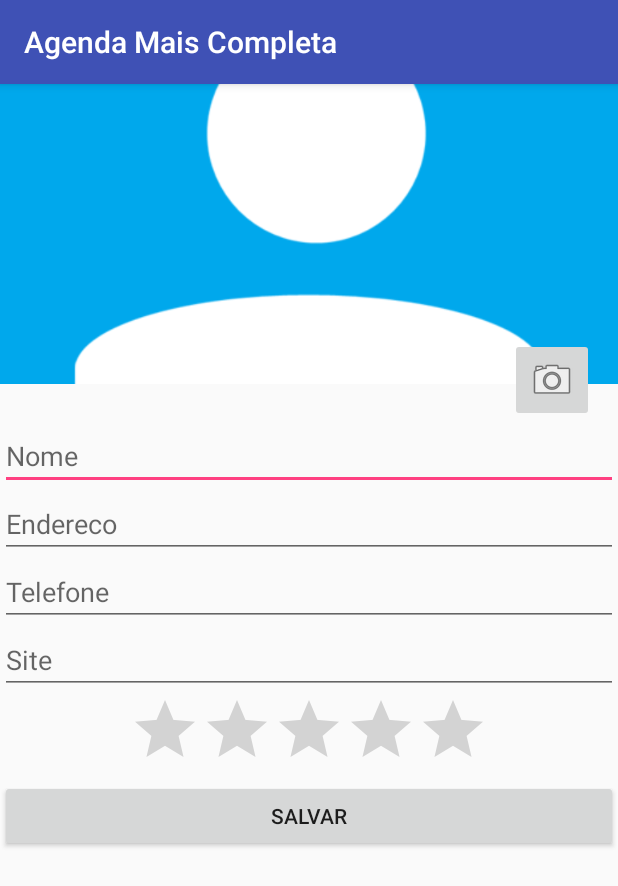
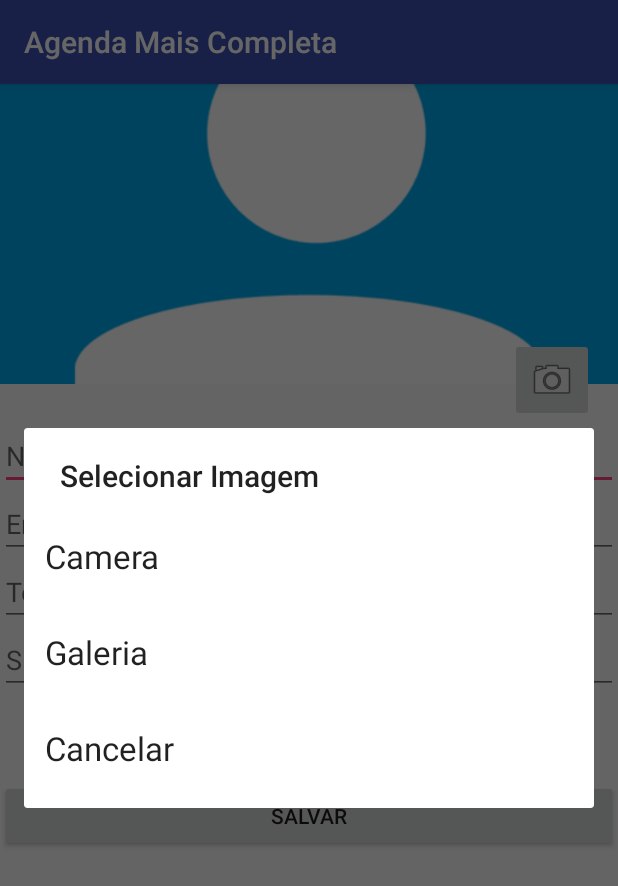
Before and after one commit to AndreLima37/AgendaCompleta, an Android app: the FormularioActivity screen opened directly, with no data from a screen before it, after a tap on an icon or button, on a phone screen of 412 x 824 dp. Shown: the top 886 px of the screen. Run offline under Robolectric (Android 15) with nearby library versions, the phone set to English and light mode, and no system bars.

Commit message:
New version

```diff
--- a/app/src/main/java/br/com/alura/agenda01/FormularioActivity.java
+++ b/app/src/main/java/br/com/alura/agenda01/FormularioActivity.java
@@ -1,7 +1,9 @@
 package br.com.alura.agenda01;
 
+import android.content.ActivityNotFoundException;
 import android.content.Context;
 import android.content.ContextWrapper;
+import android.content.DialogInterface;
 import android.content.Intent;
 import android.content.pm.PackageManager;
 import android.graphics.Bitmap;
@@ -18,6 +20,7 @@ import android.view.Menu;
 import android.view.MenuInflater;
 import android.view.MenuItem;
 import android.view.View;
+import android.widget.ArrayAdapter;
 import android.widget.Button;
 import android.widget.EditText;
 import android.widget.ImageButton;
@@ -62,7 +65,7 @@ public class FormularioActivity extends AppCompatActivity {
         btnImageUpload.setOnClickListener(new View.OnClickListener(){
             @Override
             public void onClick(View v) {
-                obterImagem();                  //Exec use case on image upload
+                selecionarImagem();                  //Exec use case select image
             }
         });
 
@@ -105,16 +108,71 @@ public class FormularioActivity extends AppCompatActivity {
 
     }
 
-    //Pick a image from gallery or camera
-    private void obterImagem() {
-        // Check Camera
-        if (getApplicationContext().getPackageManager().hasSystemFeature(PackageManager.FEATURE_CAMERA)) {
-            Intent intent = new Intent(Intent.ACTION_PICK, android.provider.MediaStore.Images.Media.EXTERNAL_CONTENT_URI);//Open the image gallery
-            startActivityForResult(intent, 1);          //Start pick image activity
-        } else {
-            Toast.makeText(FormularioActivity.this, "Camera não suportada!", Toast.LENGTH_LONG).show();
+    //Select image use case
+    private void selecionarImagem() {
+
+        /**
+         * display to the user, image options!
+         */
+        String[] items = { "Camera", "Galeria", "Cancelar" };
+        AlertDialog.Builder builder = new AlertDialog.Builder(FormularioActivity.this);
+        builder.setTitle("Adicionar imagem");
+
+        ArrayAdapter<String> adapter = new ArrayAdapter<String>(this,android.R.layout.select_dialog_item, items);
+
+        builder.setTitle("Selecionar Imagem");
+        builder.setAdapter(adapter, new DialogInterface.OnClickListener() {
+            public void onClick(DialogInterface dialog, int item) { // pick from
+                // camera
+                if (items[item].equals("Camera")) {
+                    Intent takePicture = new Intent(MediaStore.ACTION_IMAGE_CAPTURE);
+                    startActivityForResult(takePicture, 0);//zero can be replaced with any action code
+                } else if (items[item].equals("Galeria")) {
+                    Intent pickPhoto = new Intent(Intent.ACTION_PICK,
+                            android.provider.MediaStore.Images.Media.EXTERNAL_CONTENT_URI);
+                    startActivityForResult(pickPhoto, 1);//one can be replaced with any action code
+                } else if (items[item].equals("Cancel")) {
+                    dialog.dismiss();
+                }
+            }
+        });
+
+        builder.show();
+    }
+
+    /**
+     * this function does the crop operation.
+     */
+    /*private Uri picUri;
+
+    private void realizarCrop() {
+        // take care of exceptions
+        try {
+            // call the standard crop action intent (the user device may not
+            // support it)
+            Intent cropIntent = new Intent("com.android.camera.action.CROP");
+            // indicate image type and Uri
+            cropIntent.setDataAndType(picUri, "image/*");
+            // set crop properties
+            cropIntent.putExtra("crop", "true");
+            // indicate aspect of desired crop
+            cropIntent.putExtra("aspectX", 2);
+            cropIntent.putExtra("aspectY", 1);
+            // indicate output X and Y
+            cropIntent.putExtra("outputX", 256);
+            cropIntent.putExtra("outputY", 256);
+            // retrieve data on return
+            cropIntent.putExtra("return-data", true);
+            // start the activity - we handle returning in onActivityResult
+            startActivityForResult(cropIntent, 2);
         }
-    }
+        // respond to users whose devices do not support the crop action
+        catch (ActivityNotFoundException anfe) {
+            Toast toast = Toast
+                    .makeText(this, "This device doesn't support the crop action!", Toast.LENGTH_SHORT);
+            toast.show();
+        }
+    }*/
 
     //After activity finishes
     @Override
@@ -123,6 +181,9 @@ public class FormularioActivity extends AppCompatActivity {
         if (resultCode == RESULT_OK){       //If activity not fail
 
             Uri selectedImage = data.getData();     //get Uri image from intent data
+            /*picUri = selectedImage;
+            realizarCrop();*/
+
             final InputStream imageStream;          //Open inputStream WHY
             try {
                 imageStream = getContentResolver().openInputStream(selectedImage);      //WHY
@@ -134,7 +195,25 @@ public class FormularioActivity extends AppCompatActivity {
                 e.printStackTrace();
             }
 
-        }
+        }// user is returning from cropping the image
+       /* else if (requestCode == 2) {
+            // get the returned data
+            Bundle extras = data.getExtras();
+            // get the cropped bitmap
+            Bitmap thePic = extras.getParcelable("data");
+            helper.adicionaImagemPerfil(thePic);
+
+            //final InputStream imageStream;          //Open inputStream WHY
+            /*try {
+                /*imageStream = getContentResolver().openInputStream(selectedImage);      //WHY
+                Bitmap finalImage = BitmapFactory.decodeStream(imageStream);            //Create bitmap
+
+                helper.adicionaImagemPerfil(thePic);
+
+            } catch (FileNotFoundException e) {
+                e.printStackTrace();
+            }
+        }*/
     }
 
     //Save Image on internal smartphone storage
```
